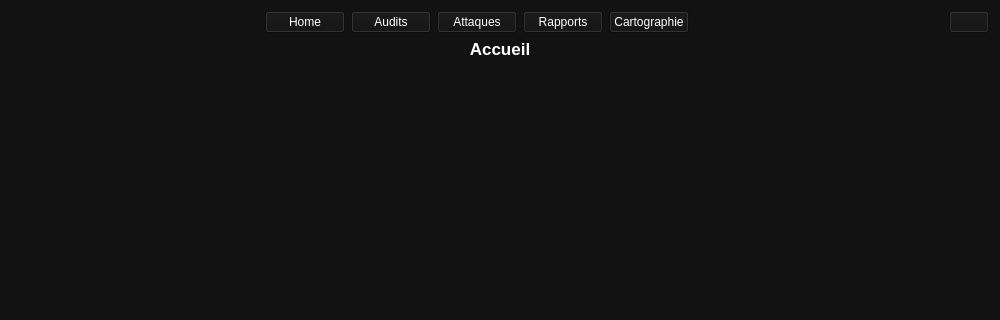
The window that frontend/ui/accueil.ui (Pauldechassey/Minatt-ck) describes before a commit, drawn with Qt 5; both pictures show x 0 to 1000 and y 0 to 320 of the 1000 by 700 pixel window.
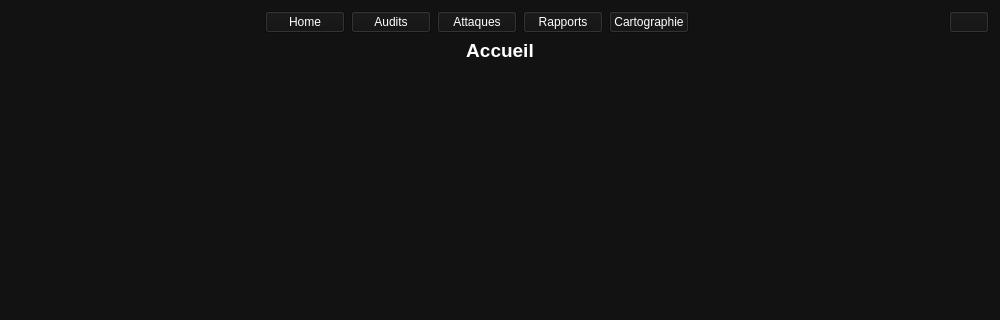
The same window after the commit.

What changed in the file:
```diff
--- a/frontend/ui/accueil.ui
+++ b/frontend/ui/accueil.ui
@@ -38,7 +38,7 @@
       <widget class="QLabel" name="labelNomAccueil">
        <property name="font">
         <font>
-         <pointsize>13</pointsize>
+         <pointsize>14</pointsize>
          <bold>true</bold>
         </font>
        </property>
```
